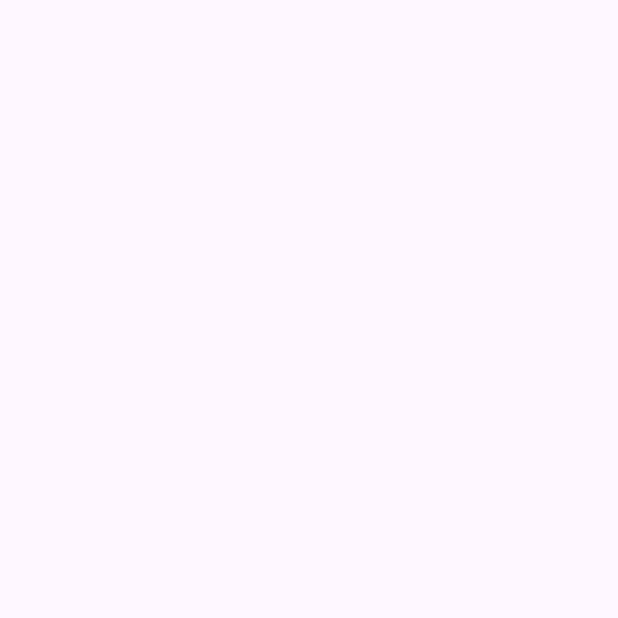
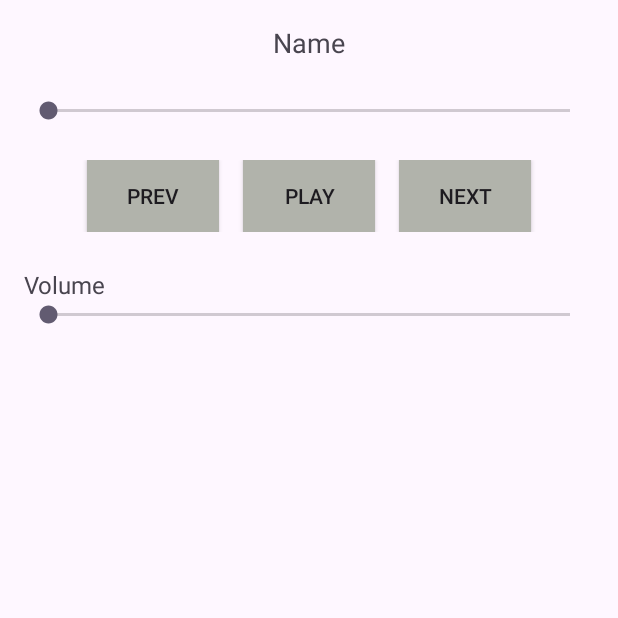
Before and after one commit to Damask12/visualprog, an Android app: the MPlayer screen opened directly, with no data from a screen before it, on a phone screen of 412 x 824 dp, the top half of it. Before the commit the part shown is empty. Run offline under Robolectric (Android 15) with nearby library versions, the phone set to English and light mode, and no system bars.

```diff
--- a/app/src/main/AndroidManifest.xml
+++ b/app/src/main/AndroidManifest.xml
@@ -2,7 +2,13 @@
 <manifest xmlns:android="http://schemas.android.com/apk/res/android"
     xmlns:tools="http://schemas.android.com/tools">
 
+    <uses-permission android:name="android.permission.FOREGROUND_SERVICE" />
+    <uses-permission android:name="android.permission.WAKE_LOCK" />
+    <uses-permission android:name="android.permission.READ_MEDIA_AUDIO" />
+    <uses-permission android:name="android.permission.READ_EXTERNAL_STORAGE" />
+
     <application
+        android:requestLegacyExternalStorage="true"
         android:allowBackup="true"
         android:dataExtractionRules="@xml/data_extraction_rules"
         android:fullBackupContent="@xml/backup_rules"
--- a/app/src/main/java/com/example/android/MPlayer.kt
+++ b/app/src/main/java/com/example/android/MPlayer.kt
@@ -1,20 +1,230 @@
 package com.example.android
 
+import android.Manifest
+import android.content.pm.PackageManager
+import android.media.MediaPlayer
 import android.os.Bundle
-import androidx.activity.enableEdgeToEdge
+import android.os.Handler
+import android.os.Looper
+import android.widget.Button
+import android.widget.SeekBar
+import android.widget.TextView
+import android.widget.Toast
 import androidx.appcompat.app.AppCompatActivity
-import androidx.core.view.ViewCompat
-import androidx.core.view.WindowInsetsCompat
+import androidx.core.app.ActivityCompat
+import androidx.core.content.ContextCompat
+import java.io.File
+import java.util.Locale
+import java.util.concurrent.TimeUnit
+import android.provider.MediaStore
+import android.util.Log
 
 class MPlayer : AppCompatActivity() {
+    private lateinit var mediaPlayer: MediaPlayer
+    private lateinit var playPauseButton: Button
+    private lateinit var nextButton: Button
+    private lateinit var prevButton: Button
+    private lateinit var volumeSeekBar: SeekBar
+    private lateinit var songNameTextView: TextView
+    private lateinit var progressSeekBar: SeekBar
+
+    private var currentSongIndex = 0
+    private var songsList = mutableListOf<File>()
+    private val handler = Handler(Looper.getMainLooper())
+
     override fun onCreate(savedInstanceState: Bundle?) {
         super.onCreate(savedInstanceState)
-        enableEdgeToEdge()
         setContentView(R.layout.activity_mplayer)
-        ViewCompat.setOnApplyWindowInsetsListener(findViewById(R.id.main)) { v, insets ->
-            val systemBars = insets.getInsets(WindowInsetsCompat.Type.systemBars())
-            v.setPadding(systemBars.left, systemBars.top, systemBars.right, systemBars.bottom)
-            insets
+
+        playPauseButton = findViewById(R.id.playPauseButton)
+        nextButton = findViewById(R.id.nextButton)
+        prevButton = findViewById(R.id.prevButton)
+        volumeSeekBar = findViewById(R.id.volumeSeekBar)
+        songNameTextView = findViewById(R.id.songNameTextView)
+        progressSeekBar = findViewById(R.id.progressSeekBar)
+
+        setupProgressBar()
+        checkPermissions()
+        setupButtons()
+        setupVolumeControl()
+    }
+
+    private fun checkPermissions() {
+        if (ContextCompat.checkSelfPermission(
+                this,
+                Manifest.permission.READ_EXTERNAL_STORAGE
+            ) != PackageManager.PERMISSION_GRANTED
+        ) {
+            ActivityCompat.requestPermissions(
+                this,
+                arrayOf(Manifest.permission.READ_EXTERNAL_STORAGE),
+                PERMISSION_REQUEST_CODE
+            )
+        } else {
+            initializePlayer()
         }
     }
+
+    override fun onRequestPermissionsResult(
+        requestCode: Int,
+        permissions: Array<out String>,
+        grantResults: IntArray
+    ) {
+        super.onRequestPermissionsResult(requestCode, permissions, grantResults)
+        if (requestCode == PERMISSION_REQUEST_CODE && grantResults.isNotEmpty() &&
+            grantResults[0] == PackageManager.PERMISSION_GRANTED) {
+            initializePlayer()
+        }
+    }
+
+    private fun initializePlayer() {
+        mediaPlayer = MediaPlayer()
+        loadSongs()
+    }
+
+    private fun loadSongs() {
+        songsList.clear()
+        val uri = MediaStore.Audio.Media.EXTERNAL_CONTENT_URI
+        val projection = arrayOf(MediaStore.Audio.Media.DATA)
+
+        contentResolver.query(uri, projection, "${MediaStore.Audio.Media.IS_MUSIC} != 0", null, null)?.use { cursor ->
+            val pathIndex = cursor.getColumnIndexOrThrow(MediaStore.Audio.Media.DATA)
+            while (cursor.moveToNext()) {
+                val path = cursor.getString(pathIndex)
+                if (path != null && path.endsWith(".mp3", true)) {
+                    songsList.add(File(path))
+                }
+            }
+        }
+
+        if (songsList.isNotEmpty()) {
+            playSong(currentSongIndex)
+        }
+    }
+
+    private fun setupButtons() {
+        playPauseButton.setOnClickListener {
+            if (mediaPlayer.isPlaying) {
+                mediaPlayer.pause()
+                playPauseButton.setText(R.string.play_button)
+            } else {
+                mediaPlayer.start()
+                playPauseButton.setText(R.string.pause_button)
+                updateProgress()
+            }
+        }
+
+        nextButton.setOnClickListener {
+            currentSongIndex = (currentSongIndex + 1) % songsList.size
+            playSong(currentSongIndex)
+        }
+
+        prevButton.setOnClickListener {
+            currentSongIndex = (currentSongIndex - 1 + songsList.size) % songsList.size
+            playSong(currentSongIndex)
+        }
+    }
+
+    private fun setupVolumeControl() {
+        val audioManager = getSystemService(AUDIO_SERVICE) as android.media.AudioManager
+        volumeSeekBar.max = audioManager.getStreamMaxVolume(android.media.AudioManager.STREAM_MUSIC)
+        volumeSeekBar.progress = audioManager.getStreamVolume(android.media.AudioManager.STREAM_MUSIC)
+
+        volumeSeekBar.setOnSeekBarChangeListener(object : SeekBar.OnSeekBarChangeListener {
+            override fun onProgressChanged(seekBar: SeekBar, progress: Int, fromUser: Boolean) {
+                audioManager.setStreamVolume(
+                    android.media.AudioManager.STREAM_MUSIC,
+                    progress,
+                    0
+                )
+            }
+            override fun onStartTrackingTouch(seekBar: SeekBar) {}
+            override fun onStopTrackingTouch(seekBar: SeekBar) {}
+        })
+    }
+
+    private fun setupProgressBar() {
+        progressSeekBar.setOnSeekBarChangeListener(object : SeekBar.OnSeekBarChangeListener {
+            override fun onProgressChanged(seekBar: SeekBar, progress: Int, fromUser: Boolean) {
+                if (fromUser) {
+                    mediaPlayer.seekTo(progress)
+                    updateSongTimeDisplay()
+                }
+            }
+
+            override fun onStartTrackingTouch(seekBar: SeekBar) {
+                handler.removeCallbacksAndMessages(null)
+            }
+
+            override fun onStopTrackingTouch(seekBar: SeekBar) {
+                if (mediaPlayer.isPlaying) {
+                    updateProgress()
+                }
+            }
+        })
+    }
+
+    private fun playSong(index: Int) {
+        try {
+            mediaPlayer.reset()
+            mediaPlayer.setDataSource(songsList[index].absolutePath)
+            mediaPlayer.prepare()
+
+            progressSeekBar.max = mediaPlayer.duration
+
+            mediaPlayer.start()
+            updateProgress()
+
+            mediaPlayer.setOnCompletionListener {
+                playNextSong()
+            }
+        } catch (e: Exception) {
+            Toast.makeText(this, "Error", Toast.LENGTH_SHORT).show()
+            Log.e("Player", "Playback error", e)
+        }
+    }
+
+    private fun updateProgress() {
+        if (mediaPlayer.isPlaying) {
+            progressSeekBar.progress = mediaPlayer.currentPosition
+            updateSongTimeDisplay()
+
+            handler.postDelayed({ updateProgress() }, 500)
+        }
+    }
+
+    private fun updateSongTimeDisplay() {
+        songNameTextView.text = getString(R.string.song_progress_format,
+            getCurrentSongName(),
+            formatTime(mediaPlayer.currentPosition),
+            formatTime(mediaPlayer.duration))
+    }
+
+    private fun playNextSong() {
+        currentSongIndex = (currentSongIndex + 1) % songsList.size
+        playSong(currentSongIndex)
+    }
+
+    private fun getCurrentSongName(): String {
+        return songsList[currentSongIndex].name.replace(".mp3", "", true)
+    }
+
+    private fun formatTime(millis: Int): String {
+        return String.format(
+            Locale.getDefault(),
+            "%02d:%02d",
+            TimeUnit.MILLISECONDS.toMinutes(millis.toLong()),
+            TimeUnit.MILLISECONDS.toSeconds(millis.toLong()) % 60
+        )
+    }
+
+    override fun onDestroy() {
+        mediaPlayer.release()
+        handler.removeCallbacksAndMessages(null)
+        super.onDestroy()
+    }
+
+    companion object {
+        private const val PERMISSION_REQUEST_CODE = 1001
+    }
 }
--- a/app/src/main/res/layout/activity_mplayer.xml
+++ b/app/src/main/res/layout/activity_mplayer.xml
@@ -1,10 +1,67 @@
 <?xml version="1.0" encoding="utf-8"?>
-<androidx.constraintlayout.widget.ConstraintLayout xmlns:android="http://schemas.android.com/apk/res/android"
-    xmlns:app="http://schemas.android.com/apk/res-auto"
+<LinearLayout xmlns:android="http://schemas.android.com/apk/res/android"
     xmlns:tools="http://schemas.android.com/tools"
-    android:id="@+id/main"
     android:layout_width="match_parent"
     android:layout_height="match_parent"
-    tools:context=".MPlayer">
+    android:orientation="vertical"
+    android:padding="16dp"
+    tools:context=".MainActivity">
 
-</androidx.constraintlayout.widget.ConstraintLayout>
+    <TextView
+        android:id="@+id/songNameTextView"
+        android:layout_width="match_parent"
+        android:layout_height="wrap_content"
+        android:text="@string/name"
+        android:textSize="18sp"
+        android:textAlignment="center"
+        android:layout_marginBottom="24dp"/>
+
+    <SeekBar
+        android:id="@+id/progressSeekBar"
+        android:layout_width="match_parent"
+        android:layout_height="wrap_content"
+        android:max="100"
+        android:layout_marginBottom="24dp"/>
+
+    <LinearLayout
+        android:layout_width="match_parent"
+        android:layout_height="wrap_content"
+        android:orientation="horizontal"
+        android:gravity="center"
+        android:layout_marginBottom="24dp">
+
+        <androidx.appcompat.widget.AppCompatButton
+            android:id="@+id/prevButton"
+            android:background="#b1b3ab"
+            android:layout_width="wrap_content"
+            android:layout_height="wrap_content"
+            android:text="@string/prev_button"/>
+
+        <androidx.appcompat.widget.AppCompatButton
+            android:id="@+id/playPauseButton"
+            android:background="#b1b3ab"
+            android:layout_width="wrap_content"
+            android:layout_height="wrap_content"
+            android:text="@string/play_button"
+            android:layout_marginLeft="16dp"
+            android:layout_marginRight="16dp"/>
+
+        <androidx.appcompat.widget.AppCompatButton
+            android:id="@+id/nextButton"
+            android:background="#b1b3ab"
+            android:layout_width="wrap_content"
+            android:layout_height="wrap_content"
+            android:text="@string/next_button"/>
+    </LinearLayout>
+
+    <TextView
+        android:layout_width="match_parent"
+        android:layout_height="wrap_content"
+        android:text="@string/volume_button"
+        android:textSize="16sp"/>
+
+    <SeekBar
+        android:id="@+id/volumeSeekBar"
+        android:layout_width="match_parent"
+        android:layout_height="wrap_content"/>
+</LinearLayout>
--- a/app/src/main/res/values/strings.xml
+++ b/app/src/main/res/values/strings.xml
@@ -23,5 +23,13 @@
     <string name="button_float">.</string>
 
     <string name="mplayer">Music player</string>
+    <string name="album_cover">Обложка альбома</string>
+    <string name="prev_button">prev</string>
+    <string name="play_button">play</string>
+    <string name="pause_button">pause</string>
+    <string name="next_button">next</string>
+    <string name="name">Name</string>
+    <string name="volume_button">Volume</string>
+    <string name="song_progress_format">%1$s - %2$s/%3$s</string>
 
 </resources>
```
Also changed, not shown: app/src/main/res/layout/activity_main.xml (+4 -3 lines).
